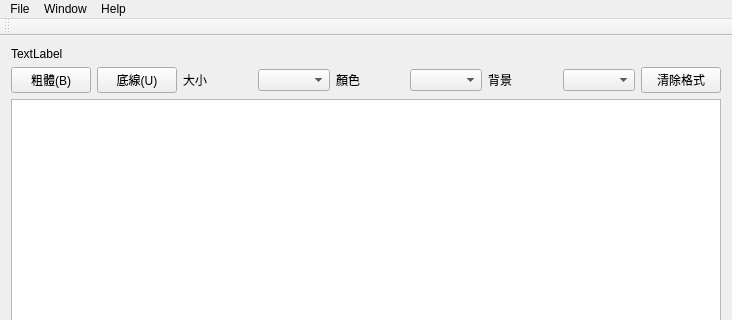
First picture: the form in mainwindow.ui, repository j71200/DentistHelper, before the edit; both pictures show x 0 to 732 and y 0 to 320 of the 732 by 541 pixel window.
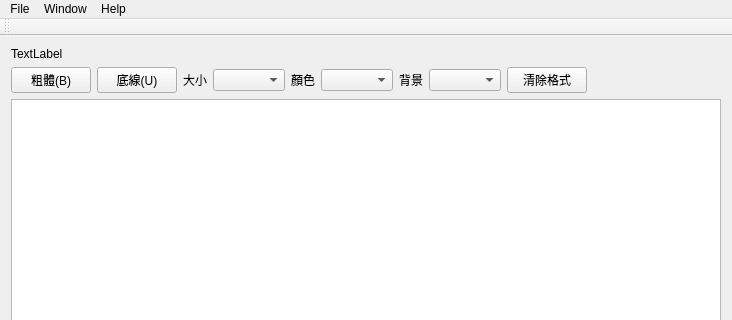
Second picture: the form after the edit.

What changed in the file:
```diff
--- a/mainwindow.ui
+++ b/mainwindow.ui
@@ -75,6 +75,19 @@
         </property>
        </widget>
       </item>
+      <item>
+       <spacer name="horizontalSpacer">
+        <property name="orientation">
+         <enum>Qt::Horizontal</enum>
+        </property>
+        <property name="sizeHint" stdset="0">
+         <size>
+          <width>40</width>
+          <height>20</height>
+         </size>
+        </property>
+       </spacer>
+      </item>
      </layout>
     </item>
     <item>
```
